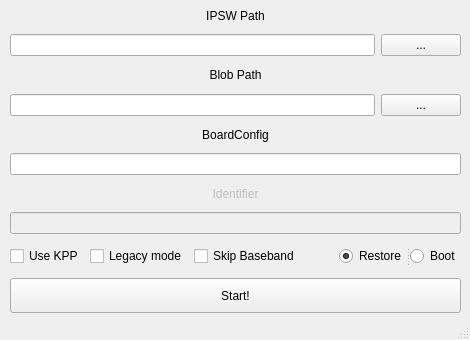
This is sunstorm.ui in Arna13/sunst0rm as Qt 5 draws it before an edit. The edited form follows.
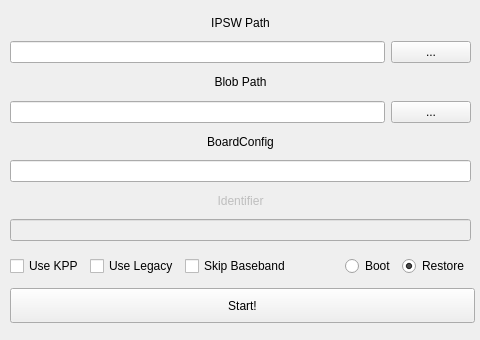
This is the edited form.

Diff of the .ui file:
```diff
--- a/sunstorm.ui
+++ b/sunstorm.ui
@@ -6,7 +6,7 @@
    <rect>
     <x>0</x>
     <y>0</y>
-    <width>470</width>
+    <width>480</width>
     <height>340</height>
    </rect>
   </property>
@@ -18,7 +18,7 @@
   </property>
   <property name="maximumSize">
    <size>
-    <width>470</width>
+    <width>480</width>
     <height>340</height>
    </size>
   </property>
@@ -26,12 +26,12 @@
    <string>sunst0rm - GUI</string>
   </property>
   <widget class="QWidget" name="centralwidget">
-   <widget class="QWidget" name="">
+   <widget class="QWidget" name="layoutWidget">
     <property name="geometry">
      <rect>
       <x>10</x>
-      <y>3</y>
-      <width>451</width>
+      <y>10</y>
+      <width>461</width>
       <height>231</height>
      </rect>
     </property>
@@ -135,17 +135,17 @@
      </item>
     </layout>
    </widget>
-   <widget class="QWidget" name="">
+   <widget class="QWidget" name="layoutWidget">
     <property name="geometry">
      <rect>
       <x>10</x>
-      <y>240</y>
-      <width>451</width>
+      <y>250</y>
+      <width>465</width>
       <height>81</height>
      </rect>
     </property>
     <layout class="QGridLayout" name="gridLayout_2">
-     <item row="1" column="0" colspan="5">
+     <item row="1" column="0" colspan="7">
       <widget class="QPushButton" name="StartButton">
        <property name="minimumSize">
         <size>
@@ -158,15 +158,8 @@
        </property>
       </widget>
      </item>
-     <item row="0" column="1">
-      <widget class="QCheckBox" name="LegacyCheckBox">
-       <property name="text">
-        <string>Legacy mode</string>
-       </property>
-       <property name="checkable">
-        <bool>true</bool>
-       </property>
-      </widget>
+     <item row="0" column="6">
+      <layout class="QHBoxLayout" name="horizontalLayout"/>
      </item>
      <item row="0" column="0">
       <widget class="QCheckBox" name="KPPCheckBox">
@@ -178,35 +171,6 @@
        </property>
       </widget>
      </item>
-     <item row="0" column="4">
-      <widget class="QSplitter" name="splitter">
-       <property name="orientation">
-        <enum>Qt::Horizontal</enum>
-       </property>
-       <widget class="QRadioButton" name="RestoreMode">
-        <property name="enabled">
-         <bool>true</bool>
-        </property>
-        <property name="layoutDirection">
-         <enum>Qt::LeftToRight</enum>
-        </property>
-        <property name="autoFillBackground">
-         <bool>false</bool>
-        </property>
-        <property name="text">
-         <string>Restore</string>
-        </property>
-        <property name="checked">
-         <bool>true</bool>
-        </property>
-       </widget>
-       <widget class="QRadioButton" name="BootMode">
-        <property name="text">
-         <string>Boot</string>
-        </property>
-       </widget>
-      </widget>
-     </item>
      <item row="0" column="3">
       <spacer name="horizontalSpacer">
        <property name="orientation">
@@ -220,6 +184,23 @@
        </property>
       </spacer>
      </item>
+     <item row="0" column="4">
+      <widget class="QRadioButton" name="BootMode">
+       <property name="text">
+        <string>Boot</string>
+       </property>
+      </widget>
+     </item>
+     <item row="0" column="1">
+      <widget class="QCheckBox" name="LegacyCheckBox">
+       <property name="text">
+        <string>Use Legacy</string>
+       </property>
+       <property name="checkable">
+        <bool>true</bool>
+       </property>
+      </widget>
+     </item>
      <item row="0" column="2">
       <widget class="QCheckBox" name="SkipBasebandCheckBox">
        <property name="text">
@@ -230,10 +211,28 @@
        </property>
       </widget>
      </item>
+     <item row="0" column="5">
+      <widget class="QRadioButton" name="RestoreMode">
+       <property name="enabled">
+        <bool>true</bool>
+       </property>
+       <property name="layoutDirection">
+        <enum>Qt::LeftToRight</enum>
+       </property>
+       <property name="autoFillBackground">
+        <bool>false</bool>
+       </property>
+       <property name="text">
+        <string>Restore</string>
+       </property>
+       <property name="checked">
+        <bool>true</bool>
+       </property>
+      </widget>
+     </item>
     </layout>
    </widget>
   </widget>
-  <widget class="QStatusBar" name="statusbar"/>
  </widget>
  <tabstops>
   <tabstop>IPSWLineEdit</tabstop>
```
Left out of the diff: 224 changed lines with no effect on the pictures.
